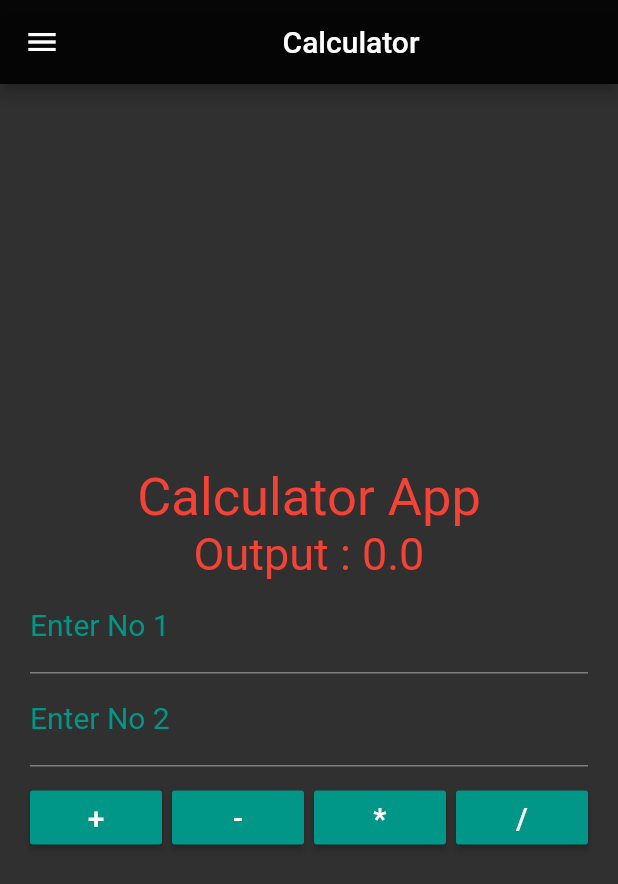
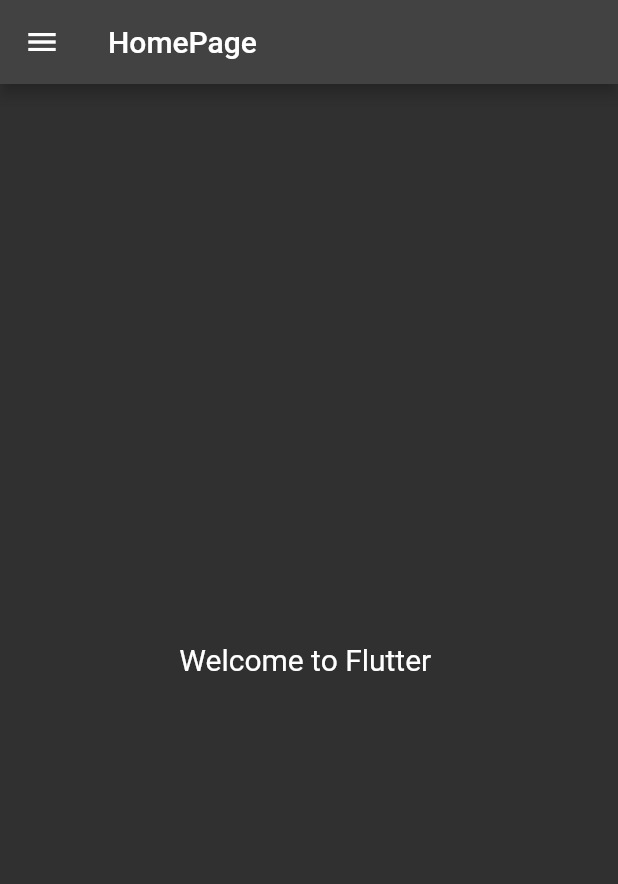
Before and after one commit to Muhamamdmuneeb/FlutterApp, a Flutter app: the screen it shows after launch, on a phone screen of 412 x 824 dp. Shown: the top 884 px of the screen. Run offline on Flutter 3.47's test engine with Material 2 defaults, Android fonts, the phone set to English and light mode, and no system bars.

```diff
--- a/lib/homepage.dart
+++ b/lib/homepage.dart
@@ -1,237 +1,78 @@
 import 'package:flutter/material.dart';
 
-class HomePage extends StatefulWidget {
+class Home extends StatefulWidget {
   @override
-  _HomePageState createState() => _HomePageState();
+  _HomeState createState() => _HomeState();
 }
 
-class _HomePageState extends State<HomePage> {
-
-  var num1=0.0;
-  var num2=0.0;
-  var sum=0.0;
-
-  final myController=TextEditingController();
-  final myController1=TextEditingController();
-  Widget _text(){
-    return Center(
-
-      child: Text(sum.toString()),
-    );
-  }
-  void doAdd(){
-    setState(() {
-      num1=double.parse(myController.text);
-      num2=double.parse(myController1.text);
-      sum=num1+num2;
-    });
-  }
-  void doSub(){
-    setState(() {
-      num1=double.parse(myController.text);
-      num2=double.parse(myController1.text);
-      sum=num1-num2;
-    });
-  }
-  void doMult(){
-    setState(() {
-      num1=double.parse(myController.text);
-      num2=double.parse(myController1.text);
-      sum=num1*num2;
-    });
-  }
-  void doDiv(){
-    setState(() {
-      num1=double.parse(myController.text);
-      num2=double.parse(myController1.text);
-      sum=(num1/num2);
-    });
-  }
-  double size=150.0;
-
-
+class _HomeState extends State<Home> {
   @override
   Widget build(BuildContext context) {
-    return Scaffold(
+    return Center(
+      child: Scaffold(
+        appBar: AppBar(
+          title: Text("HomePage"),
+          backgroundColor: Colors.grey[800],
+        ),
 
-        appBar: AppBar(
-          title: Center(
-            child: Text("Calculator",style: TextStyle(
-                fontSize: 20.0
-            ),),
+        drawer: Drawer(
+          child: ListView(
+              children: <Widget>[
+                  UserAccountsDrawerHeader(
+                    accountName: Text("Muhammmad Muneeb"),
+                    accountEmail: Text("muhammadmuneeb107@gmail.com"),
+                    currentAccountPicture: CircleAvatar(
+                      backgroundColor: Colors.white,
+                      child: Text("M"),
                       ),
-          backgroundColor: Colors.black87,
+
                     ),
-        drawer: Drawer(
 
-          child: ListView(
-
-              children: <Widget>[
-
-                UserAccountsDrawerHeader(
-
-                    accountName: Text("Muhammad Muneeb"),
-                    accountEmail: Text("muhammadmuneeb107@gmail.com"),
-                    arrowColor: Colors.red,
-                ),
-                Container(
-                  padding: const EdgeInsets.all(10.0),
-                  child: Column(
-                    mainAxisAlignment: MainAxisAlignment.spaceAround,
-                    children: <Widget>[
                   ListTile(
 
-                        title: Text("Home",style: TextStyle(
-                            fontSize: 20.0,
-                            color: Colors.white70
+                    title: Text("Home ",style:TextStyle(
+                        fontSize: 15.0,
+
+                       backgroundColor: Colors.teal,
+                        decorationColor: Colors.red,
+
+                      )
                     ),
                   ),
-                        trailing: Icon(
-                          Icons.arrow_right
+                  ListTile(
+                      title: Text("Calculator", style:TextStyle(
+                          fontSize: 15.0,
+                          color: Colors.white
+                        )
                       ),
+                      trailing: Icon(Icons.arrow_right),
+                      onTap: (){
+                        Navigator.of(context).pop();
+                        Navigator.of(context).pushNamed("/calculator");
+                      },
                   ),
-                      Divider(),
                  ListTile(
-                          title: Text("List",style: TextStyle(
-                                fontSize: 20.0,
-                                color: Colors.white70
+                    title: Text("Close",style:TextStyle(
+                      fontSize: 15.0,
+                      color: Colors.white
+                      )
                     ),
-                          ),
-                          trailing: Icon(
-                            Icons.arrow_right
-                            ),
+                    trailing: Icon(Icons.close),
+                    onTap:()=> Navigator.of(context).pop(),
                  )
+
               ],
           ),
         ),
-                ]
-
-                  // ListTile(
-                  //  title: Text("Pagetwo"),
-                  //  trailing: Row(
-                  //    children: <Widget>[
-                  //      Icon(Icons.add_shopping_cart),
-                  //      Icon(Icons.add_to_photos)
-                  //    ],
-                  //  ),
-                  // )
+        body: Center(
+            child: Text("Welcome to Flutter ",style:TextStyle(
+                fontSize: 20.0,
+                color: Colors.white
 
             )
-
-
-        ),
-        body: Container(
-         padding: const EdgeInsets.all(20.0),
-          child: Column(
-
-            mainAxisAlignment: MainAxisAlignment.center,
-
-            children: <Widget>[
-              // Center(
-              //   child:Container(
-              //   width: 150.0,
-              //   height: 150.0,
-              //   decoration: BoxDecoration(
-              //     shape: BoxShape.circle,
-              //     image: DecorationImage(
-              //       image: AssetImage("assets/img/muneeb.JPG"),
-              //       fit: BoxFit.fill,
-              //     )
-              //     ),
-              // ) ,
-              // ),
-              Center(
-                child:Text("Calculator App",style:TextStyle(
-                  fontFamily:"Roboto",
-                  color: Colors.red,
-                  fontSize: 35.0
-                  ))
-              ),
-              Center(
-                child: Text("Output : "+sum.toString(),style:TextStyle(
-
-                  fontFamily:"Roboto",
-                  color: Colors.red,
-                  fontSize: 30.0
-                  )),
-              ),
-
-              TextField(
-                controller: myController,
-                keyboardType: TextInputType.number,
-                decoration: InputDecoration(
-
-                  labelText: "Enter No 1",
-                  focusColor: Colors.red,
-                  labelStyle: TextStyle(
-                      fontSize: 20.0,
-                      color: Colors.teal
-                  )
-
             ),
         ),
-              TextField(
-                controller: myController1,
-                keyboardType: TextInputType.number,
-                decoration: InputDecoration(
-                  labelStyle: TextStyle(
-                    color:Colors.teal,
-                    fontSize: 20.0
       ),
-                  labelText: "Enter No 2"
-
-                ),
-              ),
-              Padding(
-                padding: const EdgeInsets.only(top:10.0)
-              ),
-              Row(
-                mainAxisSize: MainAxisSize.max,
-                  mainAxisAlignment: MainAxisAlignment.spaceBetween,
-                  children: <Widget>[
-                    RaisedButton(
-                      child: Text("+",style: TextStyle(
-                        fontSize: 20.0
-                      ),
-                      ),
-                      onPressed:doAdd,
-                      color: Colors.teal,
-                      textColor: Colors.white,
-                      ),
-                      RaisedButton(
-                      child: Text("-",style: TextStyle(
-                        fontSize: 20.0
-                      ),
-                      ),
-                      onPressed:doSub,
-                      color: Colors.teal,
-                      textColor: Colors.white,
-                      ),
-                      RaisedButton(
-                      child: Text("*",style: TextStyle(
-                        fontSize: 20.0
-                      ),
-                      ),
-                      onPressed: doMult,
-                      color: Colors.teal,
-                      textColor: Colors.white,
-                      ),
-                      RaisedButton(
-                      child: Text("/",style: TextStyle(
-                        fontSize: 20.0
-                      ),
-                      ),
-                      onPressed: doDiv,
-                      color: Colors.teal,
-                      textColor: Colors.white,
-                      ),
-                  ],
-              )
-
-            ],
-
-          )
-        )
 
     );
   }
--- a/lib/main.dart
+++ b/lib/main.dart
@@ -1,5 +1,7 @@
 import 'package:flutter/material.dart';
+import 'calculator.dart';
 import 'homepage.dart';
+
 void main()=>runApp(MyApp());
 
 
@@ -10,10 +12,13 @@ class MyApp extends StatelessWidget {
         title: "Calculator App",
         theme: ThemeData(
           fontFamily: "Roboto",
-          primarySwatch: Colors.teal,
+          primarySwatch: Colors.grey,
           brightness: Brightness.dark
         ),
-        home: HomePage(),
+        home: Home(),
+        routes: <String , WidgetBuilder>{
+          "/calculator":(BuildContext context)=>Calculator(),
+        },
     );
   }
 }
```
Also changed, not shown: lib/calculator.dart (added, +179 -0 lines). Lines whose indentation alone changed are shown as unchanged.
